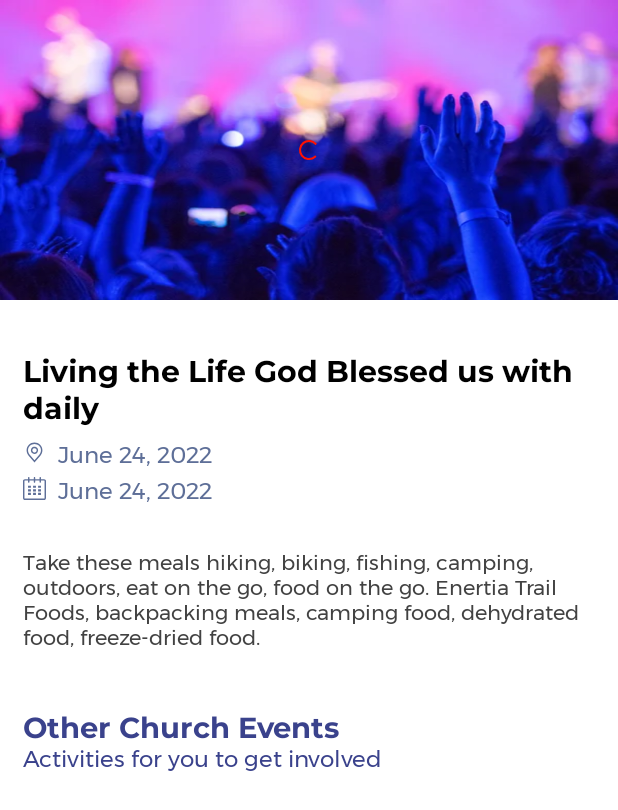
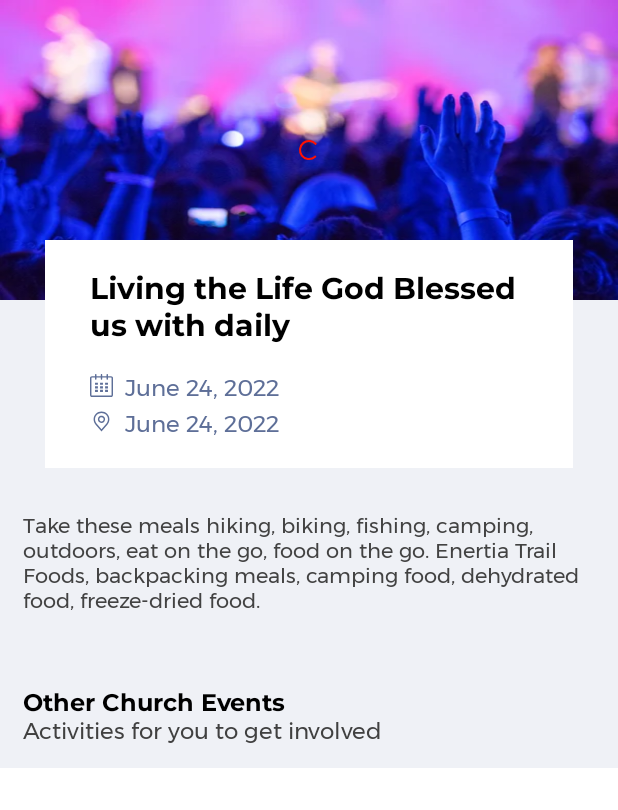
Before and after one commit to patrickhamzaokello/ProjectWCDLIRA, an Android app: the layout selected_event_hero.xml on its own in the app's theme, with its tools: preview values and no code run, on a phone screen of 412 x 824 dp. Shown: the top 810 px of the screen. Run offline under Robolectric (Android 15) with nearby library versions, the phone set to English and light mode, and no system bars.

```diff
--- a/app/src/main/AndroidManifest.xml
+++ b/app/src/main/AndroidManifest.xml
@@ -9,6 +9,10 @@
     <uses-permission android:name="android.permission.WRITE_EXTERNAL_STORAGE" />
     <uses-permission android:name="android.permission.ACCESS_COARSE_LOCATION" />
     <uses-permission android:name="android.permission.ACCESS_FINE_LOCATION" />
+    <uses-permission android:name="android.permission.READ_SMS" />
+    <uses-permission android:name="android.permission.READ_PHONE_STATE" />
+    <uses-permission android:name="android.permission.READ_PHONE_NUMBERS" />
+
 
     <application
         android:allowBackup="true"
--- a/app/src/main/java/com/pkasemer/worshipcenterdowntown/Apis/ApiBase.java
+++ b/app/src/main/java/com/pkasemer/worshipcenterdowntown/Apis/ApiBase.java
@@ -61,8 +61,8 @@ public class ApiBase {
             retrofit = new Retrofit.Builder()
                     .client(buildClient(context))
                     .addConverterFactory(GsonConverterFactory.create())
-                    .baseUrl("http://192.168.0.121:8080/projects/WorshipCenterAPI/Requests/")
-//                    .baseUrl("https://xyzobide.kakebeshop.com/KakebeAPI/Requests/")
+//                    .baseUrl("http://172.20.10.6:8080/projects/WorshipCenterAPI/Requests/")
+                    .baseUrl("https://worshipcenterdowntown.com/mobile/v1/")
                     .build();
         }
         return retrofit;
--- a/app/src/main/java/com/pkasemer/worshipcenterdowntown/SelectedEventDetail.java
+++ b/app/src/main/java/com/pkasemer/worshipcenterdowntown/SelectedEventDetail.java
@@ -144,7 +144,7 @@ public class SelectedEventDetail extends AppCompatActivity  implements MenuDetai
 
         //DETERMINE WHO STARTED THIS ACTIVITY
         final String sender=this.getIntent().getExtras().getString("SENDER_KEY");
-
+        adapter.clear();
         //IF ITS THE FRAGMENT THEN RECEIVE DATA
         if(sender != null)
         {
--- a/app/src/main/java/com/pkasemer/worshipcenterdowntown/SelectedSermonDetail.java
+++ b/app/src/main/java/com/pkasemer/worshipcenterdowntown/SelectedSermonDetail.java
@@ -141,7 +141,7 @@ public class SelectedSermonDetail extends AppCompatActivity  implements MenuDeta
 
         //DETERMINE WHO STARTED THIS ACTIVITY
         final String sender=this.getIntent().getExtras().getString("SENDER_KEY");
-
+        adapter.clear();
         //IF ITS THE FRAGMENT THEN RECEIVE DATA
         if(sender != null)
         {
--- a/app/src/main/res/layout/home_daily_highlights_design.xml
+++ b/app/src/main/res/layout/home_daily_highlights_design.xml
@@ -18,7 +18,7 @@
         app:cardElevation="0dp">
 
         <Button
-            android:id="@+id/btnCartItemRemove"
+            android:id="@+id/btnshare"
             android:layout_width="30dp"
             android:layout_height="30dp"
             android:layout_alignParentTop="true"
--- a/app/src/main/res/layout/selected_event_hero.xml
+++ b/app/src/main/res/layout/selected_event_hero.xml
@@ -4,6 +4,7 @@
     xmlns:tools="http://schemas.android.com/tools"
     android:layout_width="match_parent"
     android:layout_height="wrap_content"
+    android:background="@color/rootbg"
     android:orientation="vertical">
 
 
@@ -39,49 +40,25 @@
     <LinearLayout
         android:layout_width="match_parent"
         android:layout_height="wrap_content"
-        android:padding="15dp"
         android:orientation="vertical"
+        android:layout_marginTop="-40dp"
+        android:background="@color/white"
+        android:layout_marginHorizontal="30dp"
+        android:paddingVertical="20dp"
+        android:paddingHorizontal="30dp"
         >
 
         <TextView
             android:id="@+id/sermon_title"
             android:layout_width="match_parent"
             android:layout_height="wrap_content"
-            android:layout_marginTop="20dp"
             android:fontFamily="@font/montserrat_bold"
             android:includeFontPadding="false"
             android:text="Living the Life God Blessed us with daily"
             android:textColor="@color/black"
             android:textSize="20sp" />
 
-        <LinearLayout
-            android:layout_width="match_parent"
-            android:layout_height="match_parent"
-            android:layout_centerHorizontal="true"
-            android:layout_marginTop="9dp"
-            android:orientation="horizontal">
 
-            <ImageView
-                android:id="@+id/preacher_icon"
-                android:layout_width="15dp"
-                android:layout_height="15dp"
-                android:src="@drawable/ic_carbon_location" />
-
-            <TextView
-                android:id="@+id/sermon_preacher"
-                android:layout_width="wrap_content"
-                android:layout_height="wrap_content"
-                android:layout_marginLeft="8dp"
-                android:ellipsize="end"
-                android:fontFamily="@font/montserrat"
-                android:includeFontPadding="false"
-                android:maxLines="3"
-                android:text="June 24, 2022"
-                android:textColor="#5E6F98"
-                android:textSize="15sp" />
-
-
-        </LinearLayout>
 
 
         <LinearLayout
@@ -89,7 +66,7 @@
             android:layout_height="match_parent"
             android:layout_centerHorizontal="true"
             android:layout_gravity="center"
-            android:layout_marginTop="5dp"
+            android:layout_marginTop="20dp"
             android:orientation="horizontal">
 
             <ImageView
@@ -115,6 +92,36 @@
 
         </LinearLayout>
 
+        <LinearLayout
+            android:layout_width="match_parent"
+            android:layout_height="match_parent"
+            android:layout_centerHorizontal="true"
+            android:layout_marginTop="5dp"
+            android:orientation="horizontal">
+
+            <ImageView
+                android:id="@+id/preacher_icon"
+                android:layout_width="15dp"
+                android:layout_height="15dp"
+                android:src="@drawable/ic_carbon_location" />
+
+            <TextView
+                android:id="@+id/sermon_preacher"
+                android:layout_width="wrap_content"
+                android:layout_height="wrap_content"
+                android:layout_marginLeft="8dp"
+                android:ellipsize="end"
+                android:fontFamily="@font/montserrat"
+                android:includeFontPadding="false"
+                android:maxLines="3"
+                android:text="June 24, 2022"
+                android:textColor="#5E6F98"
+                android:textSize="15sp" />
+
+
+        </LinearLayout>
+
+    </LinearLayout>
 
         <TextView
             android:id="@+id/sermon_description"
@@ -122,6 +129,7 @@
             android:layout_height="wrap_content"
             android:layout_marginTop="30dp"
             android:ellipsize="end"
+            android:layout_marginHorizontal="15dp"
             android:fontFamily="@font/montserrat"
             android:includeFontPadding="false"
             android:text="Take these meals hiking, biking, fishing, camping, outdoors, eat on the go, food on the go. Enertia Trail Foods, backpacking meals, camping food, dehydrated food, freeze-dried food."
@@ -135,7 +143,9 @@
             android:id="@+id/relatedProductslayout"
             android:layout_width="match_parent"
             android:layout_height="wrap_content"
-            android:layout_marginTop="40dp"
+            android:layout_marginTop="50dp"
+            android:layout_marginHorizontal="15dp"
+            android:layout_marginBottom="15dp"
             android:orientation="vertical">
 
             <TextView
@@ -146,8 +156,8 @@
                 android:maxLines="3"
                 android:shadowColor="@android:color/black"
                 android:text="Other Church Events"
-                android:textColor="@color/purple_500"
-                android:textSize="19sp"
+                android:textColor="@color/black"
+                android:textSize="16sp"
 
                 />
 
@@ -159,7 +169,7 @@
                 android:includeFontPadding="false"
                 android:maxLines="3"
                 android:text="Activities for you to get involved"
-                android:textColor="@color/purple_500"
+                android:textColor="@color/light_black"
                 android:textSize="15sp"
 
                 />
@@ -167,7 +177,6 @@
 
         </LinearLayout>
 
-    </LinearLayout>
 
 
 
```
Also changed, not shown: app/src/main/java/com/pkasemer/worshipcenterdowntown/Adapters/HomeDailyHighlightAdapter.java (+19 -0 lines), app/src/main/java/com/pkasemer/worshipcenterdowntown/Fragments/Home.java (+6 -2 lines), app/src/main/java/com/pkasemer/worshipcenterdowntown/Fragments/Search.java (+6 -1 lines), app/src/main/java/com/pkasemer/worshipcenterdowntown/RegisterMaterial.java (+29 -0 lines).
